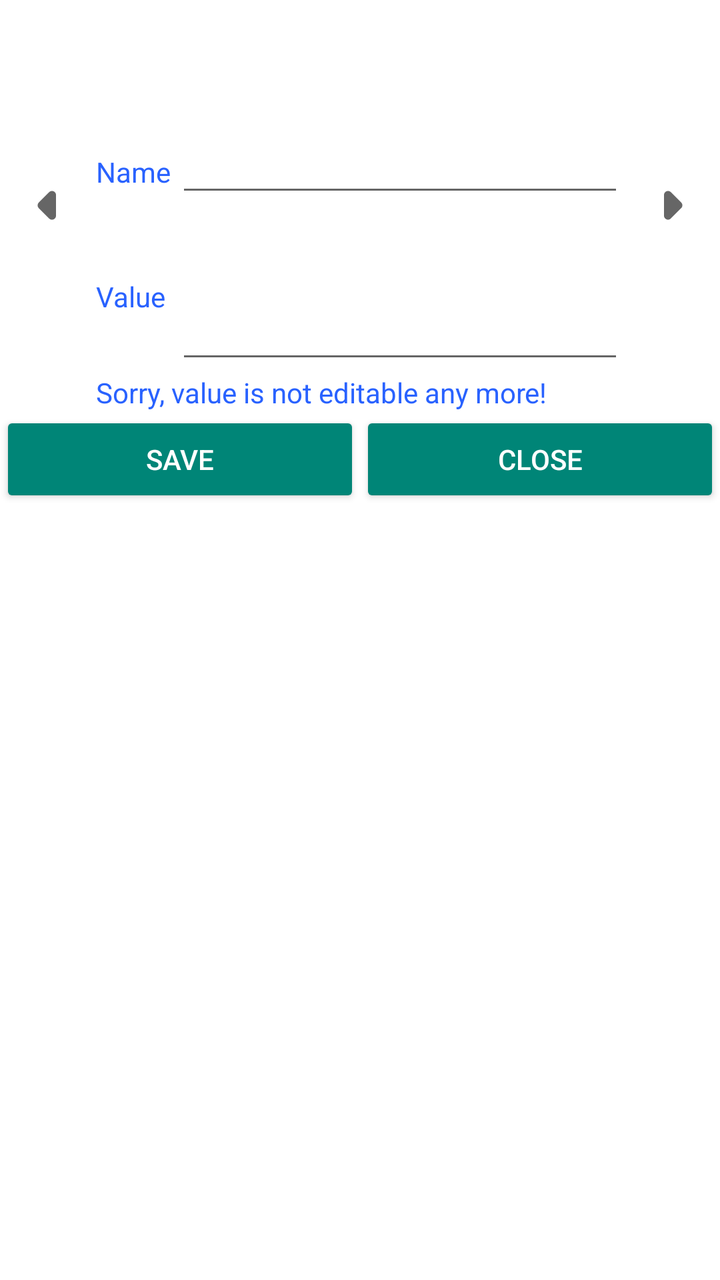
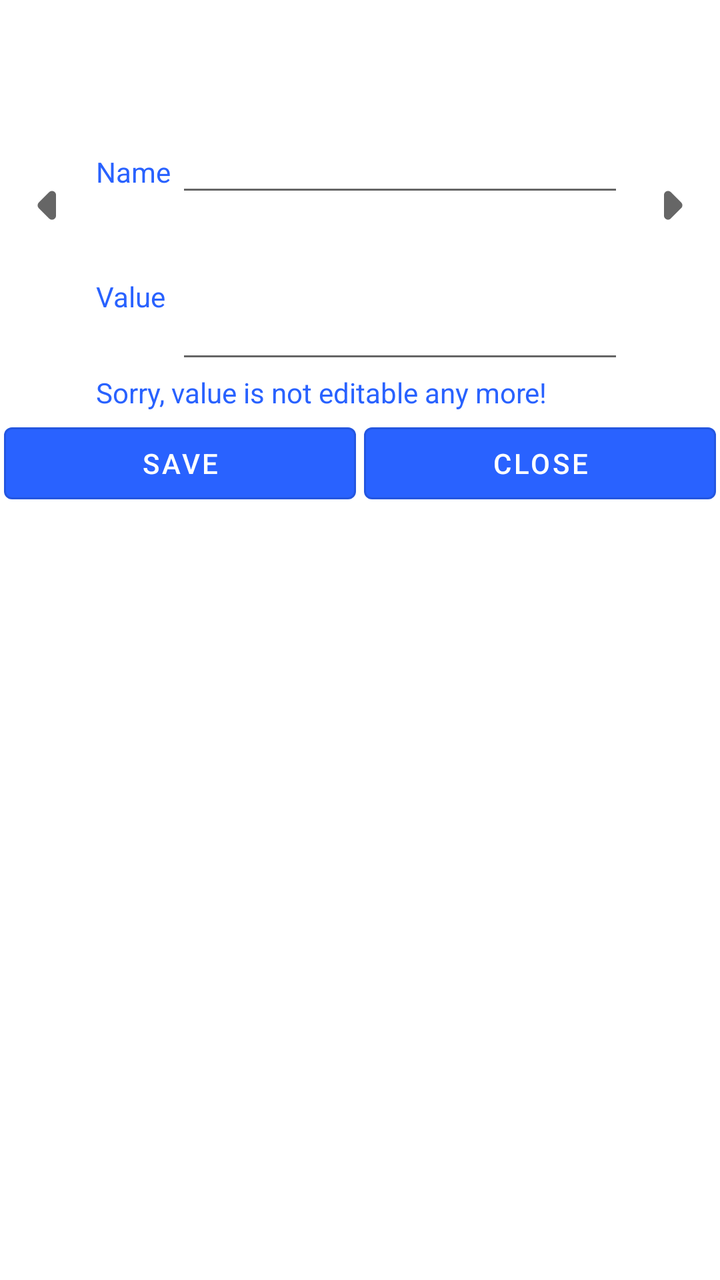

Screens rendered from an Android XML layout before and after an edit, with the pre-edit source and the edit as a unified diff.
<!-- AndroidManifest.xml: another module's application theme AppTheme -->
<!-- res/layout/sql_dialog_tablerecord.xml -->
<?xml version="1.0" encoding="utf-8"?>
<LinearLayout xmlns:android="http://schemas.android.com/apk/res/android"
    android:layout_width="fill_parent"
    android:layout_height="match_parent"
    android:layout_margin="4dip"
    android:background="@color/white"
    android:orientation="vertical" >

    <LinearLayout
        android:layout_width="fill_parent"
        android:layout_height="wrap_content"
        android:focusable="true"
        android:focusableInTouchMode="true"
        android:orientation="horizontal" >

        <requestFocus />
    </LinearLayout>

    <RelativeLayout
        android:layout_width="fill_parent"
        android:layout_height="wrap_content" >

        <ImageView
            android:id="@+id/image_prev"
            android:layout_width="48dp"
            android:layout_height="48dp"
            android:layout_alignParentLeft="true"
            android:layout_centerVertical="true"
            android:scaleType="fitCenter"
            android:src="@drawable/round_arrow_left_24" />

        <ImageView
            android:id="@+id/image_next"
            android:layout_width="48dp"
            android:layout_height="48dp"
            android:layout_alignParentRight="true"
            android:layout_centerVertical="true"
            android:scaleType="fitCenter"
            android:src="@drawable/round_arrow_right_24" />

        <TextView
            android:id="@+id/tv_type"
            android:layout_width="fill_parent"
            android:layout_height="wrap_content"
            android:layout_marginTop="8dip"
            android:layout_toLeftOf="@id/image_next"
            android:layout_toRightOf="@id/image_prev"
            android:textColor="@color/colorAccent" />

        <TextView
            android:id="@+id/tv_pkflag"
            android:layout_width="fill_parent"
            android:layout_height="wrap_content"
            android:layout_below="@id/tv_type"
            android:layout_marginTop="8dip"
            android:layout_toLeftOf="@id/image_next"
            android:layout_toRightOf="@id/image_prev"
            android:textColor="@color/colorAccent" />

        <LinearLayout
            android:id="@+id/name_layout"
            android:layout_width="fill_parent"
            android:layout_height="wrap_content"
            android:layout_below="@id/tv_pkflag"
            android:layout_marginTop="8dip"
            android:layout_toLeftOf="@id/image_next"
            android:layout_toRightOf="@id/image_prev"
            android:orientation="horizontal" >

            <TextView
                android:layout_width="wrap_content"
                android:layout_height="wrap_content"
                android:minWidth="40dip"
                android:text="@string/name"
                android:textColor="@color/colorAccent" />

            <EditText
                android:id="@+id/et_name"
                android:layout_width="0dip"
                android:layout_height="wrap_content"
                android:layout_weight="1"
                android:focusable="false"
                android:inputType="text" />
        </LinearLayout>

        <LinearLayout
            android:id="@+id/value_layout"
            android:layout_width="fill_parent"
            android:layout_height="wrap_content"
            android:layout_below="@id/name_layout"
            android:layout_toLeftOf="@id/image_next"
            android:layout_toRightOf="@id/image_prev"
            android:orientation="horizontal" >

            <TextView
                android:layout_width="wrap_content"
                android:layout_height="wrap_content"
                android:minWidth="40dip"
                android:text="@string/value"
                android:textColor="@color/colorAccent" />

            <EditText
                android:id="@+id/et_valuey"
                android:layout_width="fill_parent"
                android:layout_height="wrap_content"
                android:inputType="textMultiLine"
                android:maxLines="10"
                android:minLines="3" />
        </LinearLayout>

        <TextView
            android:id="@+id/tv_noteditable"
            android:layout_width="fill_parent"
            android:layout_height="wrap_content"
            android:layout_below="@id/value_layout"
            android:layout_toLeftOf="@id/image_next"
            android:layout_toRightOf="@id/image_prev"
            android:textColor="@color/colorAccent"
            android:text="@string/not_editable_tip"/>

    </RelativeLayout>

    <LinearLayout
        android:layout_width="fill_parent"
        android:layout_height="wrap_content"
        android:orientation="horizontal" >

        <Button
            style="@style/Base.Widget.AppCompat.Button.Colored"
            android:id="@+id/btn_save"
            android:layout_width="0dip"
            android:layout_height="wrap_content"
            android:layout_weight="1"
            android:text="@string/save" />

        <Button
            style="@style/Base.Widget.AppCompat.Button.Colored"
            android:id="@+id/btn_cancel"
            android:layout_width="0dip"
            android:layout_height="wrap_content"
            android:layout_weight="1"
            android:text="@string/close" />

    </LinearLayout>

</LinearLayout>
<!-- resources referenced by this layout -->
<resources>
  <color name="colorAccent">#2962FF</color>
  <color name="white">#ffffffff</color>
  <!-- drawable round_arrow_left_24 (drawable) -->
  <vector xmlns:android="http://schemas.android.com/apk/res/android"
      android:width="24dp"
      android:height="24dp"
      android:viewportWidth="24"
      android:viewportHeight="24"
      android:tint="?attr/colorControlNormal"
      android:autoMirrored="true">
    <path
        android:fillColor="@color/colorAccent"
        android:pathData="M12.29,8.71L9.7,11.3c-0.39,0.39 -0.39,1.02 0,1.41l2.59,2.59c0.63,0.63 1.71,0.18 1.71,-0.71V9.41c0,-0.89 -1.08,-1.33 -1.71,-0.7z"/>
  </vector>
  <!-- drawable round_arrow_right_24 (drawable) -->
  <vector xmlns:android="http://schemas.android.com/apk/res/android"
      android:width="24dp"
      android:height="24dp"
      android:viewportWidth="24"
      android:viewportHeight="24"
      android:tint="?attr/colorControlNormal"
      android:autoMirrored="true">
    <path
        android:fillColor="@color/colorAccent"
        android:pathData="M11.71,15.29l2.59,-2.59c0.39,-0.39 0.39,-1.02 0,-1.41L11.71,8.7c-0.63,-0.62 -1.71,-0.18 -1.71,0.71v5.17c0,0.9 1.08,1.34 1.71,0.71z"/>
  </vector>
  <string name="close">Close</string>
  <string name="name">Name</string>
  <string name="not_editable_tip">Sorry, value is not editable any more!</string>
  <string name="save">Save</string>
  <string name="value">Value</string>
  <style name="AppTheme" parent="@style/Theme.AppCompat.Light.NoActionBar">
          
      </style>
</resources>

<!-- the commit's change to res/layout/sql_dialog_tablerecord.xml (unified diff, before → after) -->
@@ -2,9 +2,10 @@
 <LinearLayout xmlns:android="http://schemas.android.com/apk/res/android"
     android:layout_width="fill_parent"
     android:layout_height="match_parent"
+    xmlns:app="http://schemas.android.com/apk/res-auto"
     android:layout_margin="4dip"
     android:background="@color/white"
-    android:orientation="vertical" >
+    android:orientation="vertical">
 
     <LinearLayout
         android:layout_width="fill_parent"
@@ -125,18 +126,24 @@
         android:layout_height="wrap_content"
         android:orientation="horizontal" >
 
-        <Button
-            style="@style/Base.Widget.AppCompat.Button.Colored"
+        <com.google.android.material.button.MaterialButton
+            style="@style/Widget.MaterialComponents.Button.OutlinedButton"
+            app:backgroundTint="@color/colorAccent"
+            android:textColor="@color/colorPrimaryDark"
             android:id="@+id/btn_save"
             android:layout_width="0dip"
             android:layout_height="wrap_content"
             android:layout_weight="1"
+            android:layout_margin="2dp"
             android:text="@string/save" />
 
-        <Button
-            style="@style/Base.Widget.AppCompat.Button.Colored"
+        <com.google.android.material.button.MaterialButton
+            style="@style/Widget.MaterialComponents.Button.OutlinedButton"
+            app:backgroundTint="@color/colorAccent"
+            android:textColor="@color/colorPrimaryDark"
             android:id="@+id/btn_cancel"
             android:layout_width="0dip"
+            android:layout_margin="2dp"
             android:layout_height="wrap_content"
             android:layout_weight="1"
             android:text="@string/close" />
<!-- resource entries referenced after the edit -->
@@ -1,6 +1,7 @@
 <!-- resources referenced by this layout -->
 <resources>
   <color name="colorAccent">#2962FF</color>
+  <color name="colorPrimaryDark">#FFF</color>
   <color name="white">#ffffffff</color>
   <!-- drawable round_arrow_left_24 (drawable) -->
   <vector xmlns:android="http://schemas.android.com/apk/res/android"
@@ -31,7 +32,7 @@
   <string name="not_editable_tip">Sorry, value is not editable any more!</string>
   <string name="save">Save</string>
   <string name="value">Value</string>
-  <style name="AppTheme" parent="@style/Theme.AppCompat.Light.NoActionBar">
+  <style name="AppTheme" parent="Theme.MaterialComponents.Light.NoActionBar">
           
       </style>
 </resources>
